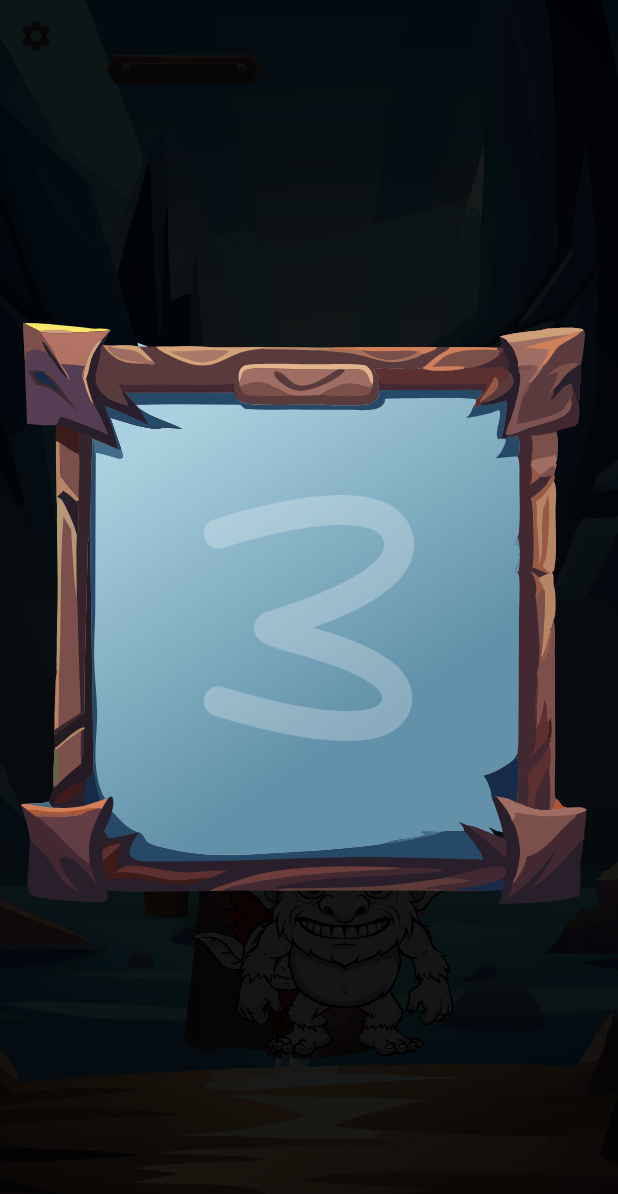
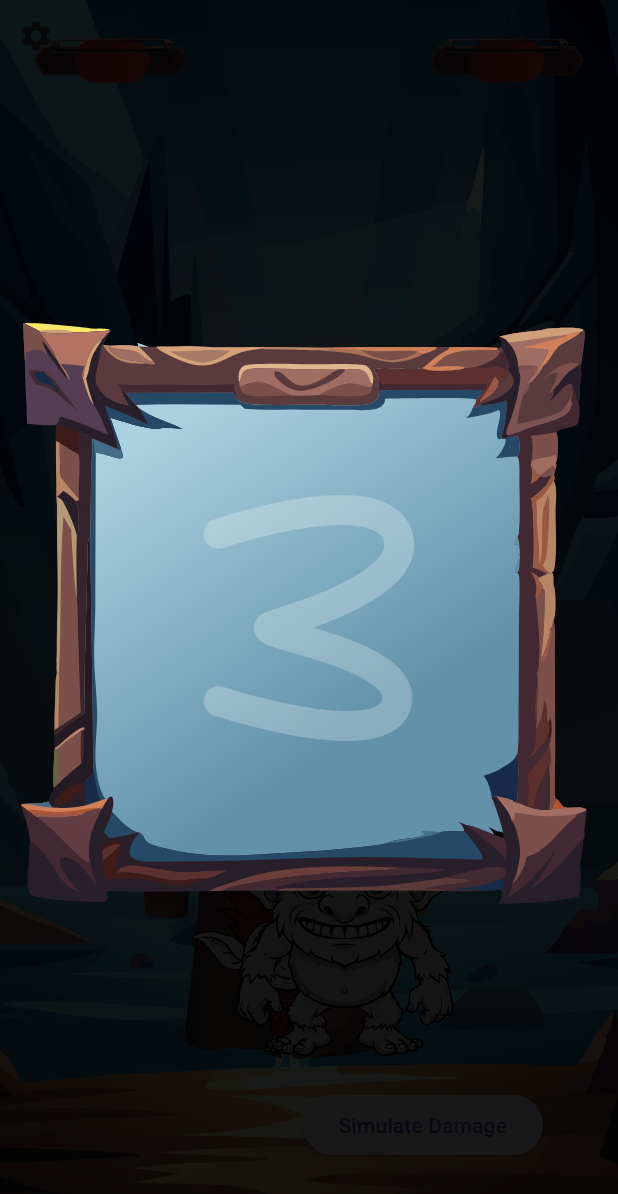
Before and after one commit to appunite/lg_flutter_hackathon, a Flutter app: the BattleScreen screen opened by its route, after a tap on "Draw Rune", on a phone screen of 412 x 824 dp. Shown: the top 1194 px of the screen. Run offline on Flutter 3.47's test engine with Material 3 defaults, Android fonts, the phone set to English and light mode, and no system bars; our stand-ins replace audioplayers, flutter_svg, gap, get_it, shared_preferences; missing offline and left inert: overlay_tooltip, window_manager; accounts and stored records are empty.

Commit message:
fix: Fix svg

```diff
--- a/lib/battle/presentation/battle_screen.dart
+++ b/lib/battle/presentation/battle_screen.dart
@@ -1,3 +1,5 @@
+import 'dart:math';
+
 import 'package:flutter/material.dart';
 import 'package:flutter_svg/svg.dart';
 import 'package:lg_flutter_hackathon/battle/domain/drawing_details_entity.dart';
@@ -30,12 +32,24 @@ class _BattleScreenState extends State<BattleScreen> with ReporterMixin {
   double overlayOpacity = 0.0;
   bool showAccuracyAnimation = false;
 
+  // Dodane zmienne zdrowia
+  double currentHealth = 100;
+  double incomingHealth = 100;
+
   @override
   void initState() {
     _controller.onDone(
       () => setState(() => done = true),
     );
     super.initState();
+  }
+
+  void _simulateDamage() {
+    setState(() {
+      final random = Random();
+      incomingHealth = max(0, currentHealth - random.nextInt(20) - 5);
+      currentHealth = incomingHealth;
+    });
   }
 
   @override
@@ -58,10 +72,12 @@ class _BattleScreenState extends State<BattleScreen> with ReporterMixin {
           children: [
             _buildBackground(),
             _buildPlayerHealthBar(),
+            _buildEnemyHealthBar(),
             _buildPlayer(),
             _buildEnemy(),
             _buildSettingsButton(context),
             _buildCentralButton(context),
+            _buildDamageButton(),
             AnimatedOpacity(
               opacity: overlayOpacity,
               duration: const Duration(milliseconds: 500),
@@ -86,7 +102,32 @@ class _BattleScreenState extends State<BattleScreen> with ReporterMixin {
     return Positioned(
       left: MediaQuery.sizeOf(context).width / 24,
       top: MediaQuery.sizeOf(context).height / 32,
-      child: const HealthBar(),
+      child: HealthBar(
+        currentHealth: currentHealth,
+        incomingHealth: incomingHealth,
+      ),
+    );
+  }
+
+  Widget _buildEnemyHealthBar() {
+    return Positioned(
+      right: MediaQuery.sizeOf(context).width / 24,
+      top: MediaQuery.sizeOf(context).height / 32,
+      child: const HealthBar(
+        currentHealth: 100,
+        incomingHealth: 100,
+      ),
+    );
+  }
+
+  Widget _buildDamageButton() {
+    return Positioned(
+      bottom: 50,
+      right: 50,
+      child: ElevatedButton(
+        onPressed: _simulateDamage,
+        child: const Text('Simulate Damage'),
+      ),
     );
   }
 
--- a/lib/battle/presentation/widgets/health_bar.dart
+++ b/lib/battle/presentation/widgets/health_bar.dart
@@ -2,16 +2,114 @@ import 'package:flutter/material.dart';
 import 'package:flutter_svg/svg.dart';
 import 'package:lg_flutter_hackathon/constants/image_assets.dart';
 
-class HealthBar extends StatelessWidget {
-  const HealthBar({super.key});
+import 'package:flutter_svg/flutter_svg.dart';
+
+class HealthBar extends StatefulWidget {
+  final double currentHealth;
+  final double incomingHealth;
+
+  const HealthBar({
+    super.key,
+    required this.currentHealth,
+    required this.incomingHealth,
+  });
+
+  @override
+  State<HealthBar> createState() => _HealthBarState();
+}
+
+class _HealthBarState extends State<HealthBar> with TickerProviderStateMixin {
+  late AnimationController _shakeController;
+  late Animation<double> _shakeAnimation;
+  late AnimationController _healthChangeController;
+  late Animation<double> _healthAnimation;
+
+  @override
+  void initState() {
+    super.initState();
+
+    _shakeController = AnimationController(
+      duration: const Duration(milliseconds: 300),
+      vsync: this,
+    );
+
+    _shakeAnimation =
+        Tween<double>(begin: 0, end: 10).chain(CurveTween(curve: Curves.elasticIn)).animate(_shakeController)
+          ..addStatusListener((status) {
+            if (status == AnimationStatus.completed) {
+              _shakeController.reverse();
+            }
+          });
+
+    _healthChangeController = AnimationController(
+      duration: const Duration(milliseconds: 300),
+      vsync: this,
+    );
+
+    _healthAnimation = Tween<double>(
+      begin: widget.currentHealth,
+      end: widget.incomingHealth,
+    ).animate(_healthChangeController)
+      ..addListener(() {
+        setState(() {});
+      });
+
+    _shakeController.forward();
+    _healthChangeController.forward();
+  }
+
+  @override
+  void didUpdateWidget(HealthBar oldWidget) {
+    super.didUpdateWidget(oldWidget);
+
+    if (oldWidget.incomingHealth != widget.incomingHealth) {
+      _healthAnimation = Tween<double>(
+        begin: oldWidget.currentHealth,
+        end: widget.incomingHealth,
+      ).animate(_healthChangeController);
+
+      _shakeController.reset();
+      _healthChangeController.reset();
+
+      _shakeController.forward();
+      _healthChangeController.forward();
+    }
+  }
+
+  @override
+  void dispose() {
+    _shakeController.dispose();
+    _healthChangeController.dispose();
+    super.dispose();
+  }
 
   @override
   Widget build(BuildContext context) {
     final screenWidth = MediaQuery.sizeOf(context).width;
     final healthBarWidth = screenWidth / 4;
-    final containerWidth = screenWidth / 6;
+    final foregroundWidth = healthBarWidth * 0.8;
+    const padding = 16.0;
 
-    return Stack(
+    final maxHealthBarWidth = foregroundWidth - 2 * padding;
+
+    Gradient healthGradient = _healthAnimation.value <= 50
+        ? const LinearGradient(
+            colors: [Color(0xFFB65E2C), Color(0xFFE57C3D)],
+            begin: Alignment.centerLeft,
+            end: Alignment.centerRight,
+          )
+        : const LinearGradient(
+            colors: [Color(0xFFB62C2C), Color(0xFFE53D3D)],
+            begin: Alignment.centerLeft,
+            end: Alignment.centerRight,
+          );
+
+    return AnimatedBuilder(
+      animation: _shakeAnimation,
+      builder: (context, child) {
+        return Transform.translate(
+          offset: Offset(_shakeAnimation.value, 0),
+          child: Stack(
             alignment: Alignment.center,
             children: [
               SvgPicture.asset(
@@ -19,29 +117,39 @@ class HealthBar extends StatelessWidget {
                 width: healthBarWidth,
               ),
               Padding(
-          padding: const EdgeInsets.symmetric(
-            horizontal: 64,
-            vertical: 16,
-          ),
+                padding: const EdgeInsets.symmetric(horizontal: 16),
                 child: Stack(
                   children: [
-              Center(
-                child: Container(
-                  width: containerWidth,
-                  color: Colors.red,
+                    Container(
+                      margin: const EdgeInsets.only(left: 16),
+                      child: Align(
+                        alignment: AlignmentDirectional.center,
+                        child: AnimatedContainer(
+                          duration: const Duration(milliseconds: 300),
+                          curve: Curves.easeInOut,
+                          decoration: BoxDecoration(
+                            borderRadius: BorderRadius.circular(56),
+                            gradient: healthGradient,
+                          ),
+                          width: maxHealthBarWidth * (_healthAnimation.value / 100),
+                          height: MediaQuery.sizeOf(context).height / 28,
+                        ),
                       ),
                     ),
                     Align(
                       alignment: Alignment.center,
                       child: SvgPicture.asset(
                         ImageAssets.healthBarForeground,
-                  width: healthBarWidth * 0.8,
+                        width: foregroundWidth,
                       ),
                     ),
                   ],
                 ),
               ),
             ],
+          ),
+        );
+      },
     );
   }
 }
```
Also changed, not shown: assets/ilustrations/health_bar_foreground.svg. Lines whose indentation alone changed are shown as unchanged.
